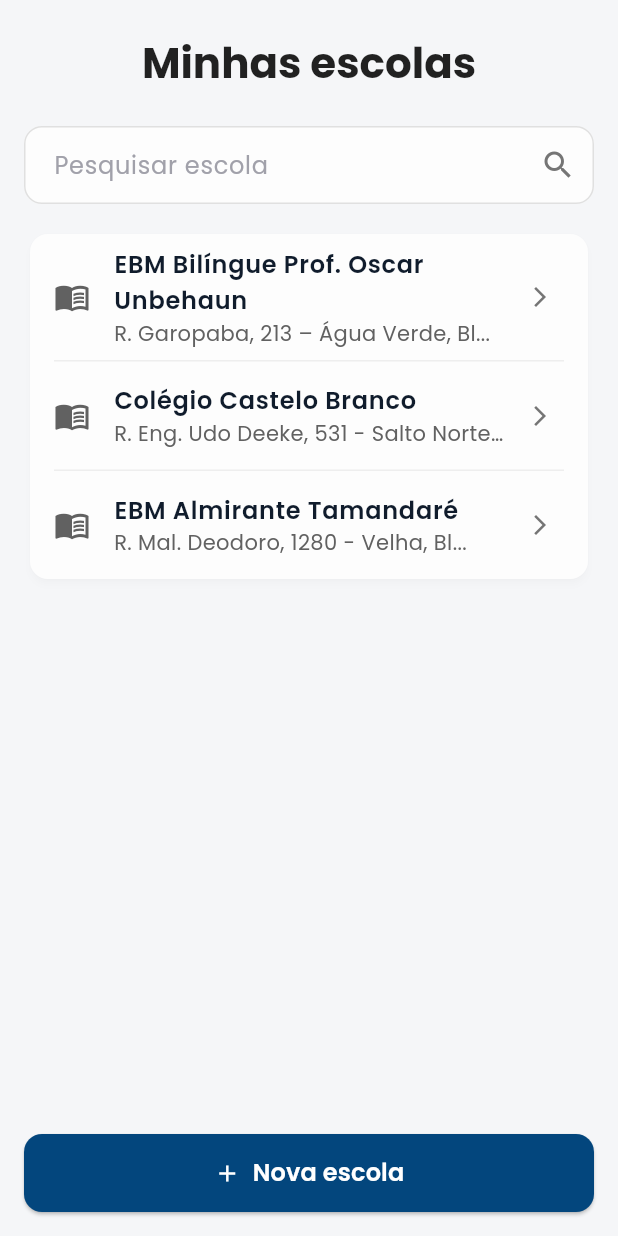
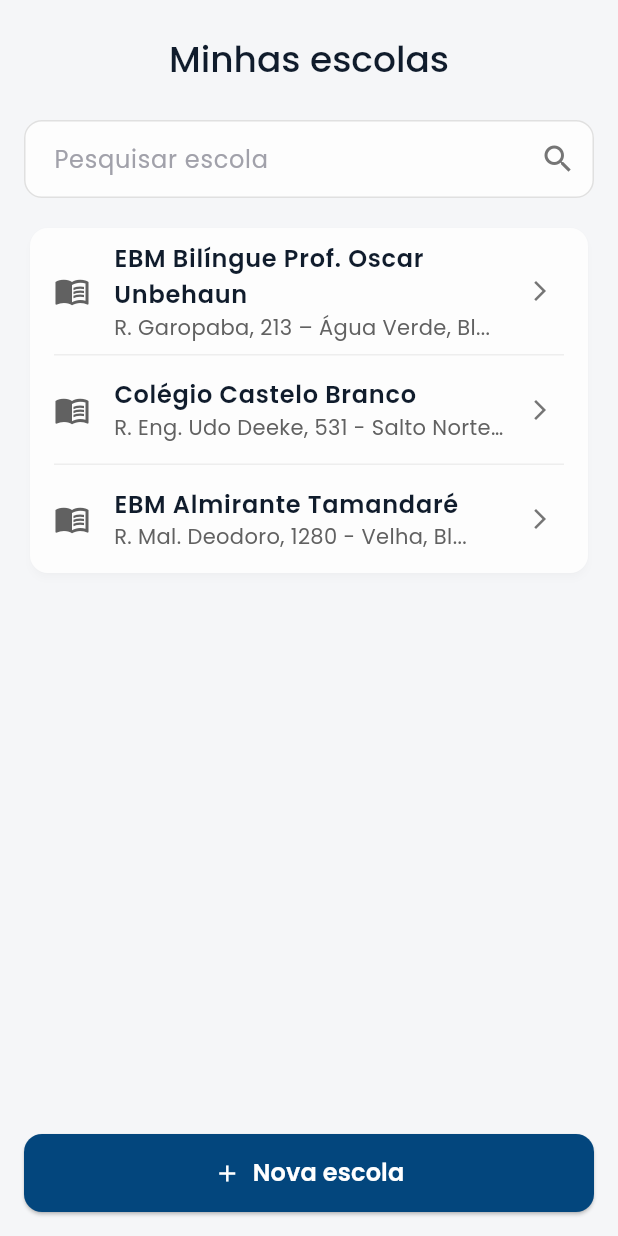
Before and after one commit to biancanilsen/checkVanFrontend, a Flutter app: the SchoolPage widget shown alone on an empty page, opened directly, on a phone screen of 412 x 824 dp. Run offline on Flutter 3.47's test engine with Material 3 defaults, Android fonts, the phone set to English and light mode, and no system bars; our stand-ins replace flutter_svg, flutter_tts, google_fonts, google_maps_flutter, image_picker, location and 2 more; missing offline and left inert: flutter_polyline_points; accounts and stored records are empty; network calls fail.

```diff
--- a/lib/features/pages/school/school_page.dart
+++ b/lib/features/pages/school/school_page.dart
@@ -35,11 +35,12 @@ class SchoolPage extends StatelessWidget {
               // Header "Minhas escolas" (sem a seta de voltar)
               Padding(
                 padding: const EdgeInsets.only(top: 24.0, bottom: 24.0),
+                // TODO - Criar um estilo no theme para essas "AppBar"
                 child: Text(
                   'Minhas escolas',
-                  style: Theme.of(context).textTheme.headlineMedium?.copyWith(
-                    fontWeight: FontWeight.bold,
-                    color: Colors.black87,
+                  style: Theme.of(context).textTheme.headlineSmall?.copyWith(
+                    fontWeight: FontWeight.w500,
+                    color: AppPalette.primary900,
                   ),
                   textAlign: TextAlign.center,
                 ),
```
